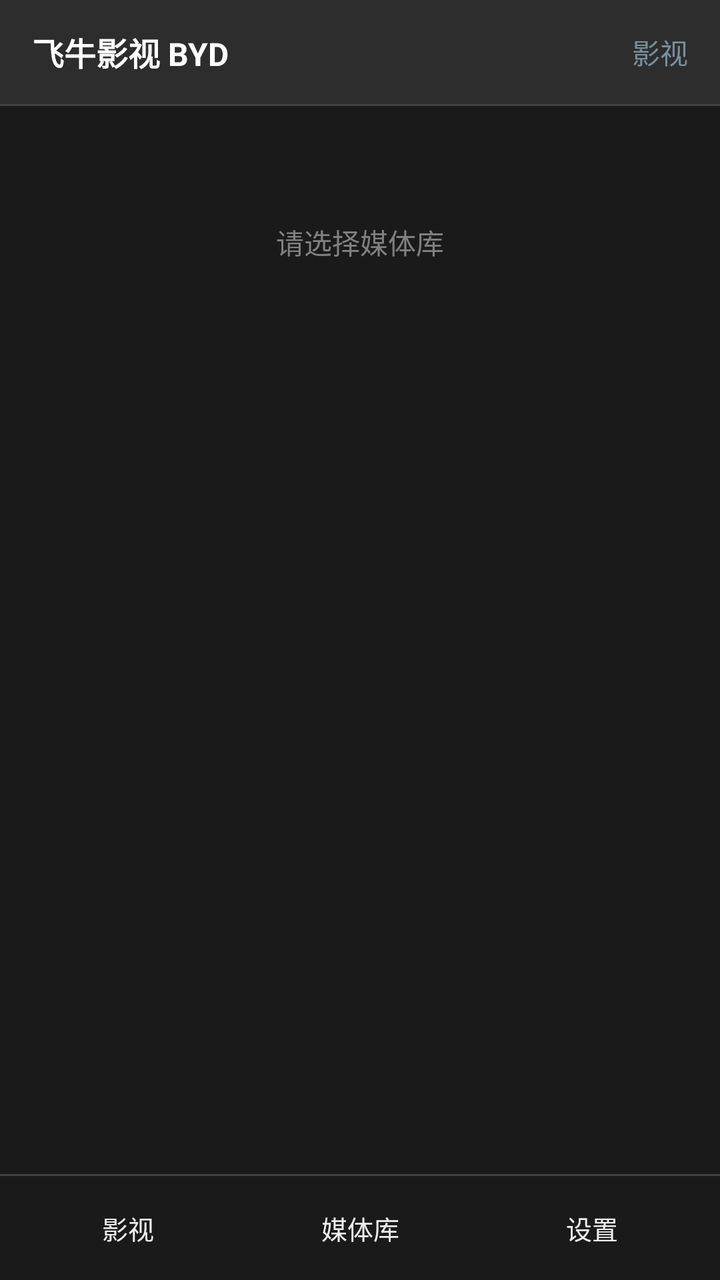
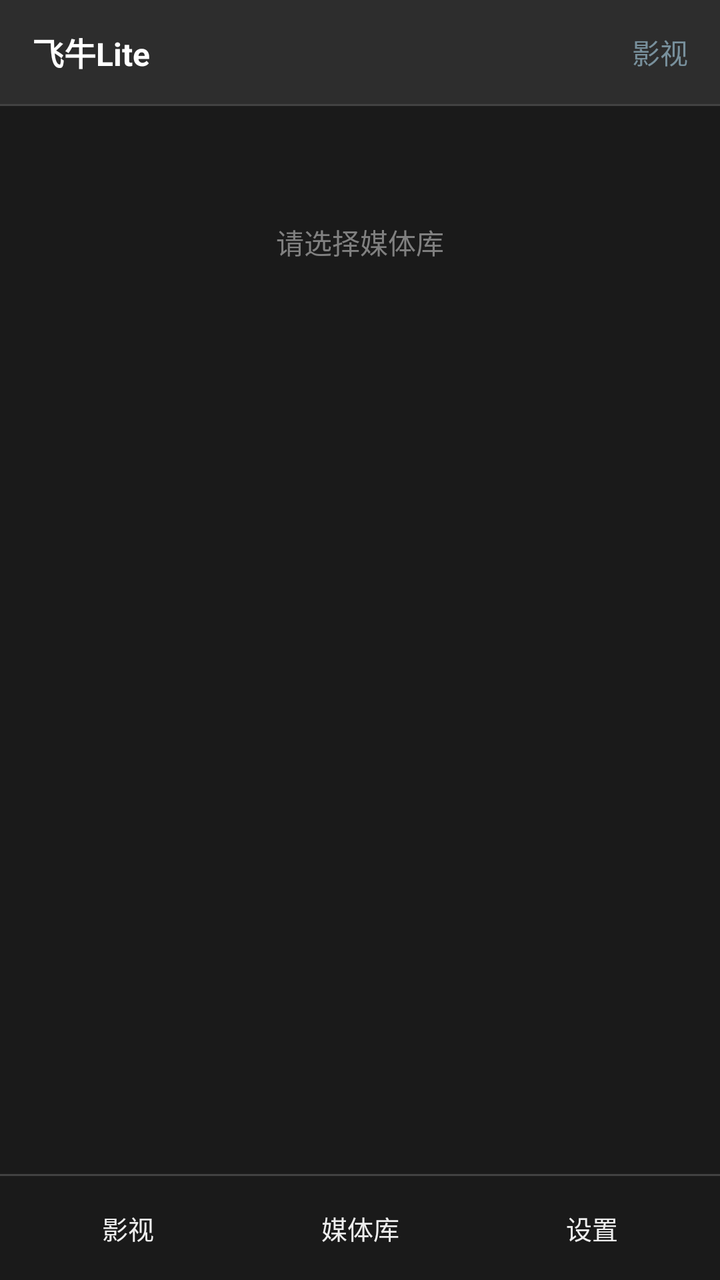

An Android layout rendered at two revisions. The XML below is the earlier revision; the diff shows what the commit changed to produce the second picture.
<!-- AndroidManifest.xml: application theme Theme.FntvApp -->
<!-- res/layout/activity_home.xml -->
<?xml version="1.0" encoding="utf-8"?>
<LinearLayout xmlns:android="http://schemas.android.com/apk/res/android"
    android:layout_width="match_parent"
    android:layout_height="match_parent"
    android:background="@color/bg_dark"
    android:orientation="vertical">

    
    <LinearLayout
        android:id="@+id/topBar"
        android:layout_width="match_parent"
        android:layout_height="52dp"
        android:background="@color/bg_card"
        android:gravity="center_vertical"
        android:orientation="horizontal"
        android:paddingLeft="16dp"
        android:paddingRight="16dp">

        <TextView
            android:layout_width="wrap_content"
            android:layout_height="wrap_content"
            android:text="飞牛影视 BYD"
            android:textColor="@color/text_white"
            android:textSize="16sp"
            android:textStyle="bold" />

        <TextView
            android:id="@+id/tvSection"
            android:layout_width="0dp"
            android:layout_height="wrap_content"
            android:layout_weight="1"
            android:gravity="end"
            android:text="影视"
            android:textColor="@color/colorAccent"
            android:textSize="14sp" />
    </LinearLayout>

    <View
        android:layout_width="match_parent"
        android:layout_height="1dp"
        android:background="@color/divider" />

    
    <FrameLayout
        android:id="@+id/contentContainer"
        android:layout_width="match_parent"
        android:layout_height="0dp"
        android:layout_weight="1">

        
        <LinearLayout
            android:id="@+id/panelMovies"
            android:layout_width="match_parent"
            android:layout_height="match_parent"
            android:orientation="vertical"
            android:visibility="visible">

            <ScrollView
                android:layout_width="match_parent"
                android:layout_height="match_parent"
                android:fillViewport="true"
                android:scrollbars="none"
                android:descendantFocusability="afterDescendants">

                <LinearLayout
                    android:id="@+id/moviesGridContainer"
                    android:layout_width="match_parent"
                    android:layout_height="wrap_content"
                    android:orientation="vertical"
                    android:padding="8dp">

                    <TextView
                        android:id="@+id/tvMoviesLoading"
                        android:layout_width="match_parent"
                        android:layout_height="120dp"
                        android:gravity="center"
                        android:text="加载中..."
                        android:textColor="@color/text_hint"
                        android:textSize="14sp"
                        android:visibility="gone" />

                    <TextView
                        android:id="@+id/tvMoviesEmpty"
                        android:layout_width="match_parent"
                        android:layout_height="120dp"
                        android:gravity="center"
                        android:text="请选择媒体库"
                        android:textColor="@color/text_hint"
                        android:textSize="14sp"
                        android:visibility="visible" />

                </LinearLayout>

            </ScrollView>

        </LinearLayout>

        
        <LinearLayout
            android:id="@+id/panelLibrary"
            android:layout_width="match_parent"
            android:layout_height="match_parent"
            android:orientation="vertical"
            android:visibility="gone">

            <EditText
                android:id="@+id/etSearch"
                android:layout_width="match_parent"
                android:layout_height="46dp"
                android:layout_marginLeft="8dp"
                android:layout_marginRight="8dp"
                android:layout_marginTop="8dp"
                android:background="@drawable/bg_input"
                android:hint="搜索媒体库..."
                android:textColor="@color/text_primary"
                android:textColorHint="@color/text_hint"
                android:textSize="14sp"
                android:paddingLeft="14dp"
                android:paddingRight="14dp"
                android:singleLine="true"
                android:imeOptions="actionSearch"
                android:inputType="text"
                android:focusable="true" />

            <ScrollView
                android:layout_width="match_parent"
                android:layout_height="match_parent"
                android:fillViewport="true"
                android:scrollbars="none">

                <LinearLayout
                    android:id="@+id/libraryGridContainer"
                    android:layout_width="match_parent"
                    android:layout_height="wrap_content"
                    android:orientation="vertical"
                    android:padding="8dp">

                    <TextView
                        android:id="@+id/tvLibraryLoading"
                        android:layout_width="match_parent"
                        android:layout_height="120dp"
                        android:gravity="center"
                        android:text="加载中..."
                        android:textColor="@color/text_hint"
                        android:textSize="14sp"
                        android:visibility="gone" />

                    <TextView
                        android:id="@+id/tvLibraryEmpty"
                        android:layout_width="match_parent"
                        android:layout_height="120dp"
                        android:gravity="center"
                        android:text="暂无媒体库"
                        android:textColor="@color/text_hint"
                        android:textSize="14sp"
                        android:visibility="gone" />

                </LinearLayout>

            </ScrollView>

        </LinearLayout>

        
        <LinearLayout
            android:id="@+id/panelSettings"
            android:layout_width="match_parent"
            android:layout_height="match_parent"
            android:orientation="vertical"
            android:visibility="gone">

            <RelativeLayout
                android:id="@+id/settingsHeader"
                android:layout_width="match_parent"
                android:layout_height="40dp"
                android:paddingLeft="14dp"
                android:paddingRight="14dp">

                <TextView
                    android:layout_width="wrap_content"
                    android:layout_height="wrap_content"
                    android:layout_centerVertical="true"
                    android:text="设置"
                    android:textColor="@color/text_primary"
                    android:textSize="15sp"
                    android:textStyle="bold" />

            </RelativeLayout>

            <View
                android:layout_width="match_parent"
                android:layout_height="1dp"
                android:background="@color/divider" />

            <ScrollView
                android:layout_width="match_parent"
                android:layout_height="match_parent"
                android:fillViewport="true"
                android:scrollbars="none">

                <LinearLayout
                    android:layout_width="match_parent"
                    android:layout_height="wrap_content"
                    android:orientation="vertical"
                    android:padding="16dp">

                    
                    <LinearLayout
                        android:layout_width="match_parent"
                        android:layout_height="wrap_content"
                        android:background="@drawable/bg_card"
                        android:orientation="vertical"
                        android:padding="16dp">

                        <TextView
                            android:layout_width="wrap_content"
                            android:layout_height="wrap_content"
                            android:text="账户信息"
                            android:textColor="@color/text_primary"
                            android:textSize="14sp"
                            android:textStyle="bold" />

                        <View
                            android:layout_width="match_parent"
                            android:layout_height="1dp"
                            android:layout_marginTop="8dp"
                            android:layout_marginBottom="8dp"
                            android:background="@color/divider" />

                        <TextView
                            android:id="@+id/tvSettingUsername"
                            android:layout_width="wrap_content"
                            android:layout_height="wrap_content"
                            android:text="用户名: --"
                            android:textColor="@color/text_secondary"
                            android:textSize="13sp" />

                        <TextView
                            android:id="@+id/tvSettingServer"
                            android:layout_width="wrap_content"
                            android:layout_height="wrap_content"
                            android:layout_marginTop="4dp"
                            android:text=""
                            android:textColor="@color/text_hint"
                            android:textSize="11sp" />

                    </LinearLayout>

                    
                    <LinearLayout
                        android:layout_width="match_parent"
                        android:layout_height="wrap_content"
                        android:layout_marginTop="12dp"
                        android:background="@drawable/bg_card"
                        android:orientation="vertical"
                        android:padding="16dp">

                        <TextView
                            android:layout_width="wrap_content"
                            android:layout_height="wrap_content"
                            android:text="播放设置"
                            android:textColor="@color/text_primary"
                            android:textSize="14sp"
                            android:textStyle="bold" />

                        <View
                            android:layout_width="match_parent"
                            android:layout_height="1dp"
                            android:layout_marginTop="8dp"
                            android:layout_marginBottom="8dp"
                            android:background="@color/divider" />

                        <RelativeLayout
                            android:id="@+id/rlDecoderSetting"
                            android:layout_width="match_parent"
                            android:layout_height="52dp"
                            android:background="@drawable/bg_input"
                            android:focusable="true"
                            android:paddingLeft="12dp"
                            android:paddingRight="12dp">

                            <TextView
                                android:layout_width="wrap_content"
                                android:layout_height="wrap_content"
                                android:layout_centerVertical="true"
                                android:text="解码模式"
                                android:textColor="@color/text_primary"
                                android:textSize="14sp" />

                            <TextView
                                android:id="@+id/tvDecoderValue"
                                android:layout_width="wrap_content"
                                android:layout_height="wrap_content"
                                android:layout_alignParentRight="true"
                                android:layout_centerVertical="true"
                                android:text="硬解"
                                android:textColor="@color/colorAccent"
                                android:textSize="14sp" />

                        </RelativeLayout>

                        
                        <RelativeLayout
                            android:id="@+id/rlSeekStep"
                            android:layout_width="match_parent"
                            android:layout_height="52dp"
                            android:layout_marginTop="8dp"
                            android:background="@drawable/bg_input"
                            android:focusable="true"
                            android:paddingLeft="12dp"
                            android:paddingRight="12dp">

                            <TextView
                                android:layout_width="wrap_content"
                                android:layout_height="wrap_content"
                                android:layout_centerVertical="true"
                                android:text="快进退步长"
                                android:textColor="@color/text_primary"
                                android:textSize="14sp" />

                            <TextView
                                android:id="@+id/tvSeekStepValue"
                                android:layout_width="wrap_content"
                                android:layout_height="wrap_content"
                                android:layout_alignParentRight="true"
                                android:layout_centerVertical="true"
                                android:text="10s"
                                android:textColor="@color/colorAccent"
                                android:textSize="14sp" />

                        </RelativeLayout>

                    </LinearLayout>

                    
                    <LinearLayout
                        android:layout_width="match_parent"
                        android:layout_height="wrap_content"
                        android:layout_marginTop="12dp"
                        android:background="@drawable/bg_card"
                        android:orientation="vertical"
                        android:padding="16dp">

                        <TextView
                            android:layout_width="wrap_content"
                            android:layout_height="wrap_content"
                            android:text="影视菜单与列表设置"
                            android:textColor="@color/text_primary"
                            android:textSize="14sp"
                            android:textStyle="bold" />

                        <View
                            android:layout_width="match_parent"
                            android:layout_height="1dp"
                            android:layout_marginTop="8dp"
                            android:layout_marginBottom="8dp"
                            android:background="@color/divider" />

                        
                        <RelativeLayout
                            android:id="@+id/rlViewModeSetting"
                            android:layout_width="match_parent"
                            android:layout_height="52dp"
                            android:background="@drawable/bg_input"
                            android:focusable="true"
                            android:paddingLeft="12dp"
                            android:paddingRight="12dp">

                            <TextView
                                android:layout_width="wrap_content"
                                android:layout_height="wrap_content"
                                android:layout_centerVertical="true"
                                android:text="所有影视菜单显示模式"
                                android:textColor="@color/text_primary"
                                android:textSize="14sp" />

                            <TextView
                                android:id="@+id/tvViewModeValue"
                                android:layout_width="wrap_content"
                                android:layout_height="wrap_content"
                                android:layout_alignParentRight="true"
                                android:layout_centerVertical="true"
                                android:text="文件夹/文件列表"
                                android:textColor="@color/colorAccent"
                                android:textSize="14sp" />

                        </RelativeLayout>

                        
                        <RelativeLayout
                            android:id="@+id/rlSortFieldSetting"
                            android:layout_width="match_parent"
                            android:layout_height="52dp"
                            android:layout_marginTop="8dp"
                            android:background="@drawable/bg_input"
                            android:focusable="true"
                            android:paddingLeft="12dp"
                            android:paddingRight="12dp">

                            <TextView
                                android:layout_width="wrap_content"
                                android:layout_height="wrap_content"
                                android:layout_centerVertical="true"
                                android:text="默认排序字段"
                                android:textColor="@color/text_primary"
                                android:textSize="14sp" />

                            <TextView
                                android:id="@+id/tvSortFieldValue"
                                android:layout_width="wrap_content"
                                android:layout_height="wrap_content"
                                android:layout_alignParentRight="true"
                                android:layout_centerVertical="true"
                                android:text="按修改时间"
                                android:textColor="@color/colorAccent"
                                android:textSize="14sp" />

                        </RelativeLayout>

                        
                        <RelativeLayout
                            android:id="@+id/rlSortOrderSetting"
                            android:layout_width="match_parent"
                            android:layout_height="52dp"
                            android:layout_marginTop="8dp"
                            android:background="@drawable/bg_input"
                            android:focusable="true"
                            android:paddingLeft="12dp"
                            android:paddingRight="12dp">

                            <TextView
                                android:layout_width="wrap_content"
                                android:layout_height="wrap_content"
                                android:layout_centerVertical="true"
                                android:text="默认排序顺序"
                                android:textColor="@color/text_primary"
                                android:textSize="14sp" />

                            <TextView
                                android:id="@+id/tvSortOrderValue"
                                android:layout_width="wrap_content"
                                android:layout_height="wrap_content"
                                android:layout_alignParentRight="true"
                                android:layout_centerVertical="true"
                                android:text="反序 (降序)"
                                android:textColor="@color/colorAccent"
                                android:textSize="14sp" />

                        </RelativeLayout>

                        
                        <RelativeLayout
                            android:id="@+id/rlFoldersFirstSetting"
                            android:layout_width="match_parent"
                            android:layout_height="52dp"
                            android:layout_marginTop="8dp"
                            android:background="@drawable/bg_input"
                            android:focusable="true"
                            android:paddingLeft="12dp"
                            android:paddingRight="12dp">

                            <TextView
                                android:layout_width="wrap_content"
                                android:layout_height="wrap_content"
                                android:layout_centerVertical="true"
                                android:text="文件夹排在最前"
                                android:textColor="@color/text_primary"
                                android:textSize="14sp" />

                            <TextView
                                android:id="@+id/tvFoldersFirstValue"
                                android:layout_width="wrap_content"
                                android:layout_height="wrap_content"
                                android:layout_alignParentRight="true"
                                android:layout_centerVertical="true"
                                android:text="开启"
                                android:textColor="@color/colorAccent"
                                android:textSize="14sp" />

                        </RelativeLayout>

                    </LinearLayout>

                    
                    <LinearLayout
                        android:layout_width="match_parent"
                        android:layout_height="wrap_content"
                        android:layout_marginTop="12dp"
                        android:background="@drawable/bg_card"
                        android:orientation="vertical"
                        android:padding="16dp">

                        <TextView
                            android:layout_width="wrap_content"
                            android:layout_height="wrap_content"
                            android:text="关于"
                            android:textColor="@color/text_primary"
                            android:textSize="14sp"
                            android:textStyle="bold" />

                        <View
                            android:layout_width="match_parent"
                            android:layout_height="1dp"
                            android:layout_marginTop="8dp"
                            android:layout_marginBottom="8dp"
                            android:background="@color/divider" />

                        <TextView
                            android:id="@+id/tvVersionName"
                            android:layout_width="wrap_content"
                            android:layout_height="wrap_content"
                            android:text="飞牛影视BYD专用版 v1.0"
                            android:textColor="@color/text_secondary"
                            android:textSize="13sp" />

                        <Button
                            android:id="@+id/btnCheckUpdate"
                            android:layout_width="match_parent"
                            android:layout_height="48dp"
                            android:layout_marginTop="12dp"
                            android:background="@drawable/bg_btn_primary"
                            android:focusable="true"
                            android:text="检查更新"
                            android:textAllCaps="false"
                            android:textColor="@color/text_white"
                            android:textSize="14sp" />

                    </LinearLayout>

                    
                    <Button
                        android:id="@+id/btnLogout"
                        android:layout_width="match_parent"
                        android:layout_height="52dp"
                        android:layout_marginTop="24dp"
                        android:background="@drawable/bg_btn_primary"
                        android:focusable="true"
                        android:text="退出登录"
                        android:textAllCaps="false"
                        android:textColor="@color/text_white"
                        android:textSize="15sp"
                        android:textStyle="bold" />

                </LinearLayout>

            </ScrollView>

        </LinearLayout>

    </FrameLayout>

    <View
        android:layout_width="match_parent"
        android:layout_height="1dp"
        android:background="@color/divider" />

    
    <LinearLayout
        android:id="@+id/tabBar"
        android:layout_width="match_parent"
        android:layout_height="52dp"
        android:background="@color/bg_dark"
        android:gravity="center"
        android:orientation="horizontal"
        android:paddingLeft="6dp"
        android:paddingRight="6dp">

        <Button
            android:id="@+id/tabMovies"
            android:layout_width="0dp"
            android:layout_height="match_parent"
            android:layout_margin="3dp"
            android:layout_weight="1"
            android:background="@drawable/selector_tab"
            android:focusable="true"
            android:nextFocusRight="@+id/tabLibrary"
            android:text="影视"
            android:textAllCaps="false"
            android:textColor="@color/tab_text"
            android:textSize="13sp" />

        <Button
            android:id="@+id/tabLibrary"
            android:layout_width="0dp"
            android:layout_height="match_parent"
            android:layout_margin="3dp"
            android:layout_weight="1"
            android:background="@drawable/selector_tab"
            android:focusable="true"
            android:nextFocusLeft="@+id/tabMovies"
            android:nextFocusRight="@+id/tabSettings"
            android:text="媒体库"
            android:textAllCaps="false"
            android:textColor="@color/tab_text"
            android:textSize="13sp" />

        <Button
            android:id="@+id/tabSettings"
            android:layout_width="0dp"
            android:layout_height="match_parent"
            android:layout_margin="3dp"
            android:layout_weight="1"
            android:background="@drawable/selector_tab"
            android:focusable="true"
            android:nextFocusLeft="@+id/tabLibrary"
            android:text="设置"
            android:textAllCaps="false"
            android:textColor="@color/tab_text"
            android:textSize="13sp" />

    </LinearLayout>

</LinearLayout>
<!-- resources referenced by this layout -->
<resources>
  <color name="bg_card">#FF2D2D2D</color>
  <color name="bg_dark">#FF1A1A1A</color>
  <color name="colorAccent">#FF78909C</color>
  <color name="divider">#FF424242</color>
  <color name="text_hint">#FF808080</color>
  <color name="text_primary">#FFEEEEEE</color>
  <color name="text_secondary">#FFB0B0B0</color>
  <color name="text_white">#FFFFFFFF</color>
  <!-- drawable bg_card (drawable) -->
  <?xml version="1.0" encoding="utf-8"?>
  <shape xmlns:android="http://schemas.android.com/apk/res/android"
      android:shape="rectangle">
      <solid android:color="@color/bg_card" />
      <corners android:radius="12dp" />
      <stroke android:width="1dp" android:color="@color/divider" />
  </shape>
  <style name="Theme.FntvApp" parent="Theme.AppCompat.NoActionBar">
          
          <item name="colorPrimary">@color/colorPrimary</item>
          <item name="colorPrimaryDark">@color/colorPrimaryDark</item>
          <item name="colorAccent">@color/colorAccent</item>
  
          
          <item name="android:windowBackground">@color/bg_dark</item>
  
          
          <item name="android:alertDialogTheme">@style/DarkDialog</item>
  
          
          <item name="checkboxStyle">@style/FntvCheckBox</item>
          <item name="switchStyle">@style/FntvSwitch</item>
      </style>
  <color name="bg_input">#FF3C3C3C</color>
  <color name="border_focused">#FF90A4AE</color>
  <color name="border_light">#FF555555</color>
  <color name="transparent">#00000000</color>
  <color name="colorPrimary">#FF37474F</color>
  <color name="colorPrimaryDark">#FF263238</color>
  <style name="DarkDialog" parent="Theme.AppCompat.Dialog">
          <item name="android:windowBackground">@color/bg_card</item>
          <item name="colorAccent">@color/colorAccent</item>
          <item name="android:textColorPrimary">@color/text_primary</item>
          <item name="checkboxStyle">@style/FntvCheckBox</item>
          <item name="switchStyle">@style/FntvSwitch</item>
      </style>
  <style name="FntvCheckBox" parent="Widget.AppCompat.CompoundButton.CheckBox">
          <item name="android:button">@drawable/bg_checkbox</item>
      </style>
  <style name="FntvSwitch" parent="Widget.AppCompat.CompoundButton.Switch">
          <item name="android:track">@drawable/switch_track</item>
          <item name="android:thumb">@drawable/switch_thumb</item>
      </style>
  <!-- drawable switch_track (drawable) -->
  <?xml version="1.0" encoding="utf-8"?>
  <selector xmlns:android="http://schemas.android.com/apk/res/android">
      <item android:state_checked="true">
          <shape android:shape="rectangle">
              <solid android:color="@color/colorAccent" />
              <corners android:radius="16dp" />
          </shape>
      </item>
      <item>
          <shape android:shape="rectangle">
              <solid android:color="#FF555555" />
              <corners android:radius="16dp" />
          </shape>
      </item>
  </selector>
  <!-- drawable switch_thumb (drawable) -->
  <?xml version="1.0" encoding="utf-8"?>
  <selector xmlns:android="http://schemas.android.com/apk/res/android">
      <item android:state_checked="true">
          <shape android:shape="oval">
              <solid android:color="#FFFFFFFF" />
              <size android:width="18dp" android:height="18dp" />
          </shape>
      </item>
      <item>
          <shape android:shape="oval">
              <solid android:color="#FFD0D0D0" />
              <size android:width="18dp" android:height="18dp" />
          </shape>
      </item>
  </selector>
  <!-- drawable ic_check_mark (drawable) -->
  <?xml version="1.0" encoding="utf-8"?>
  <vector xmlns:android="http://schemas.android.com/apk/res/android"
      android:width="16dp"
      android:height="16dp"
      android:viewportWidth="24"
      android:viewportHeight="24">
      <path
          android:fillColor="#FFFFFFFF"
          android:pathData="M9 16.17 4.83 12l-1.42 1.41L9 19 21 7l-1.41-1.41z" />
  </vector>
  <!-- unchanged entries left out for length: 4 -->
</resources>

<!-- the commit's change to res/layout/activity_home.xml (unified diff, before → after) -->
@@ -19,7 +19,7 @@
         <TextView
             android:layout_width="wrap_content"
             android:layout_height="wrap_content"
-            android:text="飞牛影视 BYD"
+            android:text="飞牛Lite"
             android:textColor="@color/text_white"
             android:textSize="16sp"
             android:textStyle="bold" />
@@ -479,6 +479,37 @@
 
                         </RelativeLayout>
 
+                        
+                        <RelativeLayout
+                            android:id="@+id/rlFolderHierarchySetting"
+                            android:layout_width="match_parent"
+                            android:layout_height="52dp"
+                            android:layout_marginTop="8dp"
+                            android:background="@drawable/bg_input"
+                            android:focusable="true"
+                            android:paddingLeft="12dp"
+                            android:paddingRight="12dp">
+
+                            <TextView
+                                android:layout_width="wrap_content"
+                                android:layout_height="wrap_content"
+                                android:layout_centerVertical="true"
+                                android:text="目录浏览层级"
+                                android:textColor="@color/text_primary"
+                                android:textSize="14sp" />
+
+                            <TextView
+                                android:id="@+id/tvFolderHierarchyValue"
+                                android:layout_width="wrap_content"
+                                android:layout_height="wrap_content"
+                                android:layout_alignParentRight="true"
+                                android:layout_centerVertical="true"
+                                android:text="真实文件夹层级"
+                                android:textColor="@color/colorAccent"
+                                android:textSize="14sp" />
+
+                        </RelativeLayout>
+
                     </LinearLayout>
 
                     
@@ -509,7 +540,7 @@
                             android:id="@+id/tvVersionName"
                             android:layout_width="wrap_content"
                             android:layout_height="wrap_content"
-                            android:text="飞牛影视BYD专用版 v1.0"
+                            android:text="飞牛Lite v1.0"
                             android:textColor="@color/text_secondary"
                             android:textSize="13sp" />
 
